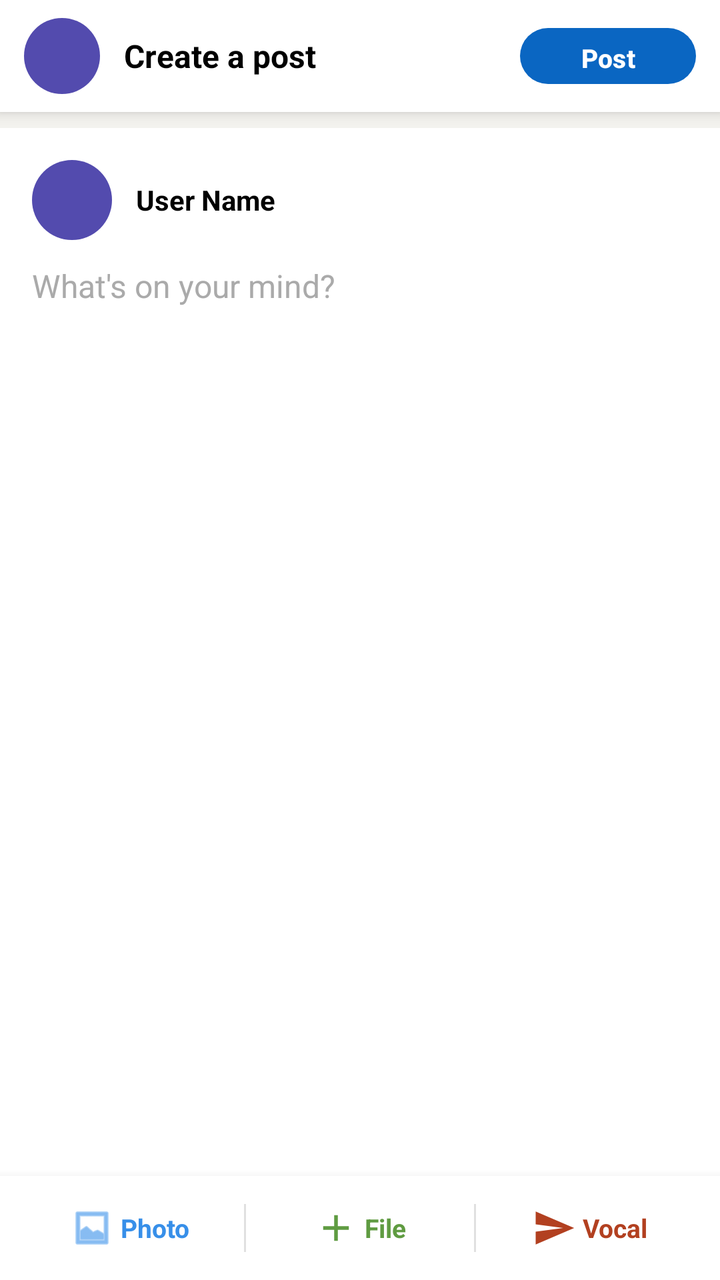
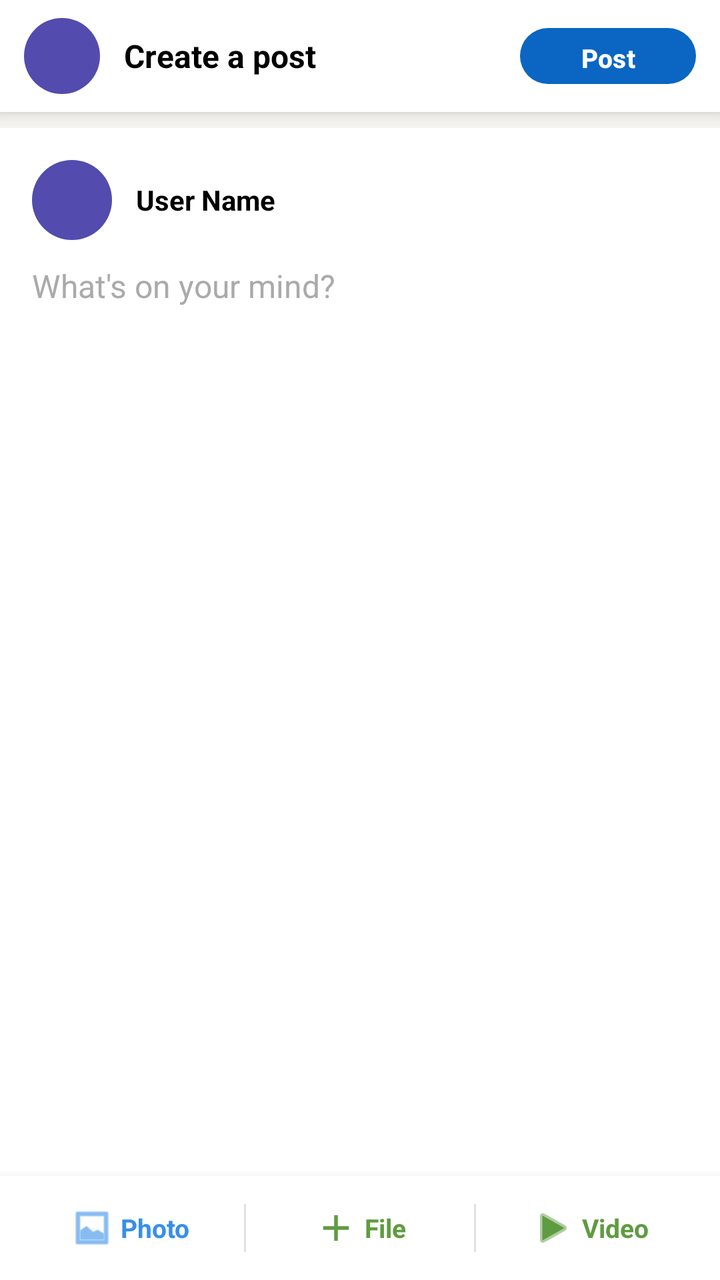

Compare the two renders of this Android layout. The source of the first and the diff that turns it into the second are given below.
<!-- AndroidManifest.xml: application theme Theme.SmartCampus -->
<!-- res/layout/fragment_compose_post.xml -->
<?xml version="1.0" encoding="utf-8"?>
<LinearLayout
    xmlns:android="http://schemas.android.com/apk/res/android"
    xmlns:app="http://schemas.android.com/apk/res-auto"
    android:layout_width="match_parent"
    android:layout_height="match_parent"
    android:orientation="vertical"
    android:background="#F3F2EE">

    
    <LinearLayout
        android:layout_width="match_parent"
        android:layout_height="56dp"
        android:orientation="horizontal"
        android:background="@color/white"
        android:paddingHorizontal="12dp"
        android:gravity="center_vertical"
        android:elevation="4dp">

        <FrameLayout
            android:layout_width="38dp"
            android:layout_height="38dp">
            <TextView
                android:id="@+id/tv_top_avatar"
                android:layout_width="match_parent"
                android:layout_height="match_parent"
                android:gravity="center"
                android:textColor="@color/white"
                android:textSize="14sp"
                android:textStyle="bold"
                android:background="@drawable/bg_avatar_circle" />
            <com.google.android.material.imageview.ShapeableImageView
                android:id="@+id/iv_top_avatar"
                android:layout_width="match_parent"
                android:layout_height="match_parent"
                android:scaleType="centerCrop"
                android:visibility="gone"
                app:shapeAppearanceOverlay="@style/ShapeAppearance.Material3.Corner.Full" />
        </FrameLayout>

        <TextView
            android:layout_width="0dp"
            android:layout_weight="1"
            android:layout_height="wrap_content"
            android:text="Create a post"
            android:textColor="#000000"
            android:textSize="16sp"
            android:textStyle="bold"
            android:layout_marginStart="12dp"/>

        
        <com.google.android.material.button.MaterialButton
            android:id="@+id/btn_publish"
            android:layout_width="wrap_content"
            android:layout_height="36dp"
            android:text="Post"
            android:textSize="13sp"
            android:textStyle="bold"
            app:cornerRadius="18dp"
            app:backgroundTint="#0A66C2"/>

    </LinearLayout>

    
    <ScrollView
        android:layout_width="match_parent"
        android:layout_height="0dp"
        android:layout_weight="1"
        android:background="@color/white"
        android:layout_marginTop="8dp">

        <LinearLayout
            android:layout_width="match_parent"
            android:layout_height="wrap_content"
            android:orientation="vertical"
            android:padding="16dp">

            
            <LinearLayout
                android:layout_width="match_parent"
                android:layout_height="wrap_content"
                android:orientation="horizontal"
                android:gravity="center_vertical"
                android:layout_marginBottom="12dp">

                <FrameLayout
                    android:layout_width="40dp"
                    android:layout_height="40dp">
                    <TextView
                        android:id="@+id/tv_compose_avatar"
                        android:layout_width="match_parent"
                        android:layout_height="match_parent"
                        android:gravity="center"
                        android:textColor="@color/white"
                        android:textSize="14sp"
                        android:textStyle="bold"
                        android:background="@drawable/bg_avatar_circle" />
                    <com.google.android.material.imageview.ShapeableImageView
                        android:id="@+id/iv_compose_avatar"
                        android:layout_width="match_parent"
                        android:layout_height="match_parent"
                        android:scaleType="centerCrop"
                        android:visibility="gone"
                        app:shapeAppearanceOverlay="@style/ShapeAppearance.Material3.Corner.Full" />
                </FrameLayout>

                <TextView
                    android:id="@+id/tv_compose_author_name"
                    android:layout_width="wrap_content"
                    android:layout_height="wrap_content"
                    android:layout_marginStart="12dp"
                    android:textColor="#000000"
                    android:textSize="14sp"
                    android:textStyle="bold"
                    android:text="User Name"/>

            </LinearLayout>

            
            <com.google.android.material.textfield.TextInputEditText
                android:id="@+id/et_content"
                android:layout_width="match_parent"
                android:layout_height="wrap_content"
                android:minLines="6"
                android:maxLines="16"
                android:gravity="top|start"
                android:hint="@string/compose_hint"
                android:inputType="textMultiLine|textCapSentences"
                android:maxLength="1300"
                android:background="@null"
                android:textSize="16sp"
                android:textColor="#1D1D1D"
                android:textColorHint="#AAAAAA"/>

            
            <FrameLayout
                android:id="@+id/image_preview_container"
                android:layout_width="match_parent"
                android:layout_height="220dp"
                android:layout_marginTop="12dp"
                android:visibility="gone">

                <ImageView
                    android:id="@+id/iv_preview"
                    android:layout_width="match_parent"
                    android:layout_height="match_parent"
                    android:scaleType="centerCrop"
                    android:background="#F0F0F0"
                    android:contentDescription="Selected image" />

                <ImageButton
                    android:id="@+id/btn_remove_image"
                    android:layout_width="32dp"
                    android:layout_height="32dp"
                    android:layout_gravity="top|end"
                    android:layout_margin="8dp"
                    android:src="@android:drawable/ic_menu_close_clear_cancel"
                    android:background="@drawable/bg_chip_admin"
                    android:contentDescription="Remove image"
                    android:tint="@color/white" />
            </FrameLayout>

        </LinearLayout>
    </ScrollView>

    
    <LinearLayout
        android:layout_width="match_parent"
        android:layout_height="52dp"
        android:background="@color/white"
        android:orientation="horizontal"
        android:paddingHorizontal="8dp"
        android:gravity="center_vertical"
        android:elevation="8dp">

        
        <LinearLayout
            android:id="@+id/btn_attach"
            android:layout_width="0dp"
            android:layout_weight="1"
            android:layout_height="match_parent"
            android:orientation="horizontal"
            android:gravity="center"
            android:background="?attr/selectableItemBackground">
            <ImageView
                android:layout_width="22dp"
                android:layout_height="22dp"
                android:src="@android:drawable/ic_menu_gallery"
                app:tint="#378FE9"/>
            <TextView
                android:layout_width="wrap_content"
                android:layout_height="wrap_content"
                android:text=" Photo"
                android:textColor="#378FE9"
                android:textSize="13sp"
                android:textStyle="bold"/>
        </LinearLayout>

        <View android:layout_width="1dp" android:layout_height="24dp" android:background="#E0E0E0"/>

        
        <LinearLayout
            android:id="@+id/btn_attach_file"
            android:layout_width="0dp"
            android:layout_weight="1"
            android:layout_height="match_parent"
            android:orientation="horizontal"
            android:gravity="center"
            android:background="?attr/selectableItemBackground">
            <ImageView
                android:layout_width="22dp"
                android:layout_height="22dp"
                android:src="@drawable/ic_plus"
                app:tint="#5F9B41"/>
            <TextView
                android:layout_width="wrap_content"
                android:layout_height="wrap_content"
                android:text=" File"
                android:textColor="#5F9B41"
                android:textSize="13sp"
                android:textStyle="bold"/>
        </LinearLayout>

        <View android:layout_width="1dp" android:layout_height="24dp" android:background="#E0E0E0"/>

        
        <LinearLayout
            android:id="@+id/btn_record_vocal"
            android:layout_width="0dp"
            android:layout_weight="1"
            android:layout_height="match_parent"
            android:orientation="horizontal"
            android:gravity="center"
            android:background="?attr/selectableItemBackground">
            <ImageView
                android:layout_width="22dp"
                android:layout_height="22dp"
                android:src="@drawable/ic_send"
                app:tint="#B24020"/>
            <TextView
                android:layout_width="wrap_content"
                android:layout_height="wrap_content"
                android:text=" Vocal"
                android:textColor="#B24020"
                android:textSize="13sp"
                android:textStyle="bold"/>
        </LinearLayout>

    </LinearLayout>

</LinearLayout>
<!-- resources referenced by this layout -->
<resources>
  <color name="white">#FFFFFF</color>
  <!-- drawable bg_avatar_circle (drawable) -->
  <?xml version="1.0" encoding="utf-8"?>
  <shape xmlns:android="http://schemas.android.com/apk/res/android"
      android:shape="oval">
      <solid android:color="@color/primary_light" />
      <size android:width="100dp" android:height="100dp" />
  </shape>
  <!-- drawable bg_chip_admin (drawable) -->
  <?xml version="1.0" encoding="utf-8"?>
  <shape xmlns:android="http://schemas.android.com/apk/res/android"
      android:shape="oval">
      <solid android:color="#CC000000" />
  </shape>
  <!-- drawable ic_plus (drawable) -->
  <vector xmlns:android="http://schemas.android.com/apk/res/android"
      android:width="24dp"
      android:height="24dp"
      android:viewportWidth="24"
      android:viewportHeight="24"
      android:tint="?attr/colorControlNormal">
    <path
        android:fillColor="@android:color/white"
        android:pathData="M19,13h-6v6h-2v-6H5v-2h6V5h2v6h6v2z"/>
  </vector>
  <!-- drawable ic_send (drawable) -->
  <vector xmlns:android="http://schemas.android.com/apk/res/android"
      android:width="24dp"
      android:height="24dp"
      android:viewportWidth="24"
      android:viewportHeight="24">
      <path
          android:fillColor="#FF000000"
          android:pathData="M2.01,21L23,12 2.01,3 2,10l15,2 -15,2z" />
  </vector>
  <string name="compose_hint">What\'s on your mind?</string>
  <style name="Theme.SmartCampus" parent="Theme.Material3.Light.NoActionBar">
          <item name="colorPrimary">@color/primary</item>
          <item name="colorOnPrimary">@color/on_primary</item>
          <item name="colorSecondary">@color/secondary</item>
          <item name="android:colorBackground">@color/background</item>
          <item name="android:statusBarColor">@color/primary_dark</item>
      </style>
  <color name="primary_light">#534BAE</color>
  <color name="primary">#1A237E</color>
  <color name="on_primary">#FFFFFF</color>
  <color name="secondary">#00BCD4</color>
  <color name="background">#F5F5F5</color>
  <color name="primary_dark">#000051</color>
</resources>

<!-- the commit's change to res/layout/fragment_compose_post.xml (unified diff, before → after) -->
@@ -160,6 +160,51 @@
                     android:tint="@color/white" />
             </FrameLayout>
 
+            
+            <FrameLayout
+                android:id="@+id/file_preview_container"
+                android:layout_width="match_parent"
+                android:layout_height="wrap_content"
+                android:layout_marginTop="12dp"
+                android:background="#F3F2EE"
+                android:padding="12dp"
+                android:visibility="gone">
+
+                <LinearLayout
+                    android:layout_width="match_parent"
+                    android:layout_height="wrap_content"
+                    android:orientation="horizontal"
+                    android:gravity="center_vertical">
+
+                    <ImageView
+                        android:id="@+id/iv_file_icon"
+                        android:layout_width="32dp"
+                        android:layout_height="32dp"
+                        android:src="@android:drawable/ic_menu_save"
+                        android:layout_marginEnd="8dp"/>
+
+                    <TextView
+                        android:id="@+id/tv_file_attached"
+                        android:layout_width="0dp"
+                        android:layout_weight="1"
+                        android:layout_height="wrap_content"
+                        android:textColor="#333333"
+                        android:textSize="14sp"
+                        android:textStyle="bold"
+                        android:ellipsize="end"
+                        android:singleLine="true"/>
+
+                    <ImageButton
+                        android:id="@+id/btn_remove_file"
+                        android:layout_width="32dp"
+                        android:layout_height="32dp"
+                        android:src="@android:drawable/ic_menu_close_clear_cancel"
+                        android:background="?attr/selectableItemBackgroundBorderless"
+                        android:contentDescription="Remove file"
+                        android:tint="#888888"/>
+                </LinearLayout>
+            </FrameLayout>
+
         </LinearLayout>
     </ScrollView>
 
@@ -225,7 +270,7 @@
 
         
         <LinearLayout
-            android:id="@+id/btn_record_vocal"
+            android:id="@+id/btn_attach_video"
             android:layout_width="0dp"
             android:layout_weight="1"
             android:layout_height="match_parent"
@@ -235,13 +280,13 @@
             <ImageView
                 android:layout_width="22dp"
                 android:layout_height="22dp"
-                android:src="@drawable/ic_send"
-                app:tint="#B24020"/>
+                android:src="@android:drawable/ic_media_play"
+                app:tint="#5F9B41"/>
             <TextView
                 android:layout_width="wrap_content"
                 android:layout_height="wrap_content"
-                android:text=" Vocal"
-                android:textColor="#B24020"
+                android:text=" Video"
+                android:textColor="#5F9B41"
                 android:textSize="13sp"
                 android:textStyle="bold"/>
         </LinearLayout>
<!-- resource entries referenced after the edit -->
@@ -25,16 +25,6 @@
         android:fillColor="@android:color/white"
         android:pathData="M19,13h-6v6h-2v-6H5v-2h6V5h2v6h6v2z"/>
   </vector>
-  <!-- drawable ic_send (drawable) -->
-  <vector xmlns:android="http://schemas.android.com/apk/res/android"
-      android:width="24dp"
-      android:height="24dp"
-      android:viewportWidth="24"
-      android:viewportHeight="24">
-      <path
-          android:fillColor="#FF000000"
-          android:pathData="M2.01,21L23,12 2.01,3 2,10l15,2 -15,2z" />
-  </vector>
   <string name="compose_hint">What\'s on your mind?</string>
   <style name="Theme.SmartCampus" parent="Theme.Material3.Light.NoActionBar">
           <item name="colorPrimary">@color/primary</item>
